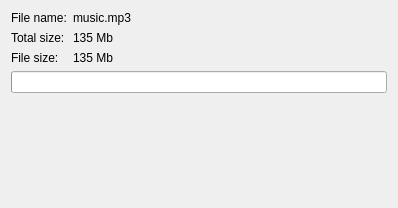
This is src/corelayers/filetransfer/filetransferdialog.ui in euroelessar/qutim as Qt 5 draws it before an edit. The edited form follows.
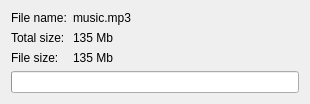
This is the edited form.

The edit to the form file:
```diff
--- a/src/corelayers/filetransfer/filetransferdialog.ui
+++ b/src/corelayers/filetransfer/filetransferdialog.ui
@@ -6,8 +6,8 @@
    <rect>
     <x>0</x>
     <y>0</y>
-    <width>398</width>
-    <height>208</height>
+	<width>310</width>
+	<height>96</height>
    </rect>
   </property>
   <property name="windowTitle">
@@ -57,7 +57,11 @@
     </widget>
    </item>
    <item row="3" column="0" colspan="2">
-    <widget class="QProgressBar" name="progressBar"/>
+	<widget class="QProgressBar" name="progressBar">
+	 <property name="textVisible">
+	  <bool>true</bool>
+	 </property>
+	</widget>
    </item>
   </layout>
  </widget>
```
Lines whose indentation alone changed are shown as unchanged.
